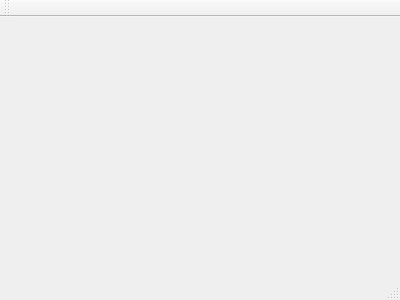
LACF-MIEEC/BasesDados, file mainwindow.ui: the form before one commit.
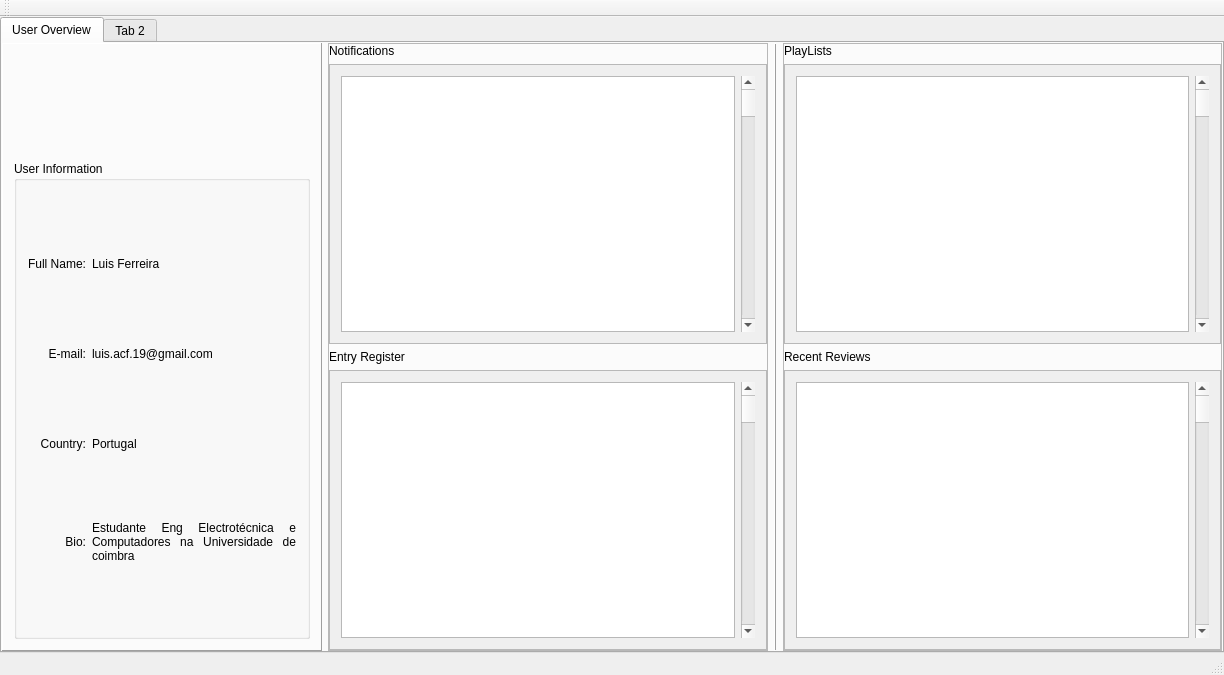
The form after the commit. Icons and pictures are not drawn.

Patch:
```diff
--- a/mainwindow.ui
+++ b/mainwindow.ui
@@ -1,24 +1,578 @@
 <ui version="4.0">
  <class>MainWindow</class>
- <widget class="QMainWindow" name="MainWindow" >
-  <property name="geometry" >
+ <widget class="QMainWindow" name="MainWindow">
+  <property name="geometry">
    <rect>
     <x>0</x>
     <y>0</y>
-    <width>400</width>
-    <height>300</height>
+    <width>1224</width>
+    <height>675</height>
    </rect>
   </property>
   <property name="windowTitle" >
    <string>MainWindow</string>
   </property>
-  <widget class="QMenuBar" name="menuBar" />
-  <widget class="QToolBar" name="mainToolBar" />
-  <widget class="QWidget" name="centralWidget" />
-  <widget class="QStatusBar" name="statusBar" />
+  <widget class="QWidget" name="centralWidget">
+   <layout class="QGridLayout" name="gridLayout">
+    <property name="leftMargin">
+     <number>0</number>
+    </property>
+    <property name="topMargin">
+     <number>0</number>
+    </property>
+    <property name="rightMargin">
+     <number>0</number>
+    </property>
+    <property name="bottomMargin">
+     <number>0</number>
+    </property>
+    <item row="0" column="0">
+     <widget class="QTabWidget" name="tabWidget">
+      <property name="currentIndex">
+       <number>0</number>
+      </property>
+      <widget class="QWidget" name="OverviewTab">
+       <attribute name="title">
+        <string>User Overview</string>
+       </attribute>
+       <layout class="QGridLayout" name="gridLayout_2">
+        <property name="leftMargin">
+         <number>0</number>
+        </property>
+        <property name="topMargin">
+         <number>0</number>
+        </property>
+        <property name="rightMargin">
+         <number>0</number>
+        </property>
+        <property name="bottomMargin">
+         <number>0</number>
+        </property>
+        <item row="0" column="3">
+         <widget class="QFrame" name="frame">
+          <property name="sizePolicy">
+           <sizepolicy hsizetype="Expanding" vsizetype="Expanding">
+            <horstretch>0</horstretch>
+            <verstretch>0</verstretch>
+           </sizepolicy>
+          </property>
+          <property name="frameShape">
+           <enum>QFrame::StyledPanel</enum>
+          </property>
+          <property name="frameShadow">
+           <enum>QFrame::Raised</enum>
+          </property>
+          <layout class="QGridLayout" name="gridLayout_10">
+           <property name="leftMargin">
+            <number>0</number>
+           </property>
+           <property name="topMargin">
+            <number>0</number>
+           </property>
+           <property name="rightMargin">
+            <number>0</number>
+           </property>
+           <property name="bottomMargin">
+            <number>0</number>
+           </property>
+           <item row="0" column="0">
+            <layout class="QVBoxLayout" name="verticalLayout_2">
+             <item>
+              <widget class="QLabel" name="PlayListLabel">
+               <property name="sizePolicy">
+                <sizepolicy hsizetype="MinimumExpanding" vsizetype="Preferred">
+                 <horstretch>0</horstretch>
+                 <verstretch>0</verstretch>
+                </sizepolicy>
+               </property>
+               <property name="text">
+                <string>PlayLists</string>
+               </property>
+              </widget>
+             </item>
+             <item>
+              <widget class="QScrollArea" name="NotificationsScrol_2">
+               <property name="widgetResizable">
+                <bool>true</bool>
+               </property>
+               <widget class="QWidget" name="scrollAreaWidgetContents_4">
+                <property name="geometry">
+                 <rect>
+                  <x>0</x>
+                  <y>0</y>
+                  <width>432</width>
+                  <height>283</height>
+                 </rect>
+                </property>
+                <layout class="QGridLayout" name="gridLayout_8">
+                 <item row="0" column="0">
+                  <widget class="QTableView" name="NotifTableView_2"/>
+                 </item>
+                 <item row="0" column="1">
+                  <widget class="QScrollBar" name="verticalScrollBar_3">
+                   <property name="tracking">
+                    <bool>true</bool>
+                   </property>
+                   <property name="orientation">
+                    <enum>Qt::Vertical</enum>
+                   </property>
+                   <property name="invertedAppearance">
+                    <bool>false</bool>
+                   </property>
+                  </widget>
+                 </item>
+                </layout>
+               </widget>
+              </widget>
+             </item>
+             <item>
+              <widget class="QLabel" name="RegLabel_2">
+               <property name="text">
+                <string>Recent Reviews</string>
+               </property>
+              </widget>
+             </item>
+             <item>
+              <widget class="QScrollArea" name="RegisterScrol_2">
+               <property name="widgetResizable">
+                <bool>true</bool>
+               </property>
+               <widget class="QWidget" name="scrollAreaWidgetContents_5">
+                <property name="geometry">
+                 <rect>
+                  <x>0</x>
+                  <y>0</y>
+                  <width>432</width>
+                  <height>282</height>
+                 </rect>
+                </property>
+                <layout class="QGridLayout" name="gridLayout_9">
+                 <item row="0" column="0">
+                  <widget class="QTableView" name="Reg_2"/>
+                 </item>
+                 <item row="0" column="1">
+                  <widget class="QScrollBar" name="verticalScrollBar_4">
+                   <property name="orientation">
+                    <enum>Qt::Vertical</enum>
+                   </property>
+                  </widget>
+                 </item>
+                </layout>
+               </widget>
+              </widget>
+             </item>
+            </layout>
+           </item>
+          </layout>
+         </widget>
+        </item>
+        <item row="0" column="1">
+         <widget class="QFrame" name="UpdatesFrame">
+          <property name="frameShape">
+           <enum>QFrame::StyledPanel</enum>
+          </property>
+          <property name="frameShadow">
+           <enum>QFrame::Raised</enum>
+          </property>
+          <layout class="QGridLayout" name="gridLayout_7">
+           <property name="leftMargin">
+            <number>0</number>
+           </property>
+           <property name="topMargin">
+            <number>0</number>
+           </property>
+           <property name="rightMargin">
+            <number>0</number>
+           </property>
+           <property name="bottomMargin">
+            <number>0</number>
+           </property>
+           <item row="0" column="0">
+            <layout class="QVBoxLayout" name="verticalLayout">
+             <item>
+              <widget class="QLabel" name="NotifLabel">
+               <property name="sizePolicy">
+                <sizepolicy hsizetype="MinimumExpanding" vsizetype="Preferred">
+                 <horstretch>0</horstretch>
+                 <verstretch>0</verstretch>
+                </sizepolicy>
+               </property>
+               <property name="text">
+                <string>Notifications</string>
+               </property>
+              </widget>
+             </item>
+             <item>
+              <widget class="QScrollArea" name="NotificationsScrol">
+               <property name="widgetResizable">
+                <bool>true</bool>
+               </property>
+               <widget class="QWidget" name="scrollAreaWidgetContents_3">
+                <property name="geometry">
+                 <rect>
+                  <x>0</x>
+                  <y>0</y>
+                  <width>433</width>
+                  <height>283</height>
+                 </rect>
+                </property>
+                <layout class="QGridLayout" name="gridLayout_5">
+                 <item row="0" column="0">
+                  <widget class="QTableView" name="NotifTableView"/>
+                 </item>
+                 <item row="0" column="1">
+                  <widget class="QScrollBar" name="verticalScrollBar">
+                   <property name="tracking">
+                    <bool>true</bool>
+                   </property>
+                   <property name="orientation">
+                    <enum>Qt::Vertical</enum>
+                   </property>
+                   <property name="invertedAppearance">
+                    <bool>false</bool>
+                   </property>
+                  </widget>
+                 </item>
+                </layout>
+               </widget>
+              </widget>
+             </item>
+             <item>
+              <widget class="QLabel" name="RegLabel">
+               <property name="text">
+                <string>Entry Register</string>
+               </property>
+              </widget>
+             </item>
+             <item>
+              <widget class="QScrollArea" name="RegisterScrol">
+               <property name="widgetResizable">
+                <bool>true</bool>
+               </property>
+               <widget class="QWidget" name="scrollAreaWidgetContents_2">
+                <property name="geometry">
+                 <rect>
+                  <x>0</x>
+                  <y>0</y>
+                  <width>433</width>
+                  <height>282</height>
+                 </rect>
+                </property>
+                <layout class="QGridLayout" name="gridLayout_6">
+                 <item row="0" column="0">
+                  <widget class="QTableView" name="Reg"/>
+                 </item>
+                 <item row="0" column="1">
+                  <widget class="QScrollBar" name="verticalScrollBar_2">
+                   <property name="orientation">
+                    <enum>Qt::Vertical</enum>
+                   </property>
+                  </widget>
+                 </item>
+                </layout>
+               </widget>
+              </widget>
+             </item>
+            </layout>
+           </item>
+          </layout>
+         </widget>
+        </item>
+        <item row="0" column="0">
+         <widget class="QFrame" name="UserFrame">
+          <property name="sizePolicy">
+           <sizepolicy hsizetype="Expanding" vsizetype="Expanding">
+            <horstretch>0</horstretch>
+            <verstretch>0</verstretch>
+           </sizepolicy>
+          </property>
+          <property name="maximumSize">
+           <size>
+            <width>320</width>
+            <height>16777215</height>
+           </size>
+          </property>
+          <property name="frameShape">
+           <enum>QFrame::Panel</enum>
+          </property>
+          <property name="frameShadow">
+           <enum>QFrame::Raised</enum>
+          </property>
+          <layout class="QGridLayout" name="gridLayout_4">
+           <item row="2" column="0">
+            <widget class="QGroupBox" name="UserInfoBox">
+             <property name="sizePolicy">
+              <sizepolicy hsizetype="Preferred" vsizetype="Expanding">
+               <horstretch>0</horstretch>
+               <verstretch>0</verstretch>
+              </sizepolicy>
+             </property>
+             <property name="title">
+              <string>User Information</string>
+             </property>
+             <layout class="QGridLayout" name="gridLayout_3">
+              <item row="1" column="0">
+               <widget class="QLabel" name="nameLabel">
+                <property name="sizePolicy">
+                 <sizepolicy hsizetype="Minimum" vsizetype="Fixed">
+                  <horstretch>0</horstretch>
+                  <verstretch>0</verstretch>
+                 </sizepolicy>
+                </property>
+                <property name="minimumSize">
+                 <size>
+                  <width>50</width>
+                  <height>25</height>
+                 </size>
+                </property>
+                <property name="text">
+                 <string>Full Name:</string>
+                </property>
+                <property name="alignment">
+                 <set>Qt::AlignRight|Qt::AlignTrailing|Qt::AlignVCenter</set>
+                </property>
+               </widget>
+              </item>
+              <item row="1" column="1">
+               <widget class="QLabel" name="Name">
+                <property name="sizePolicy">
+                 <sizepolicy hsizetype="Expanding" vsizetype="Fixed">
+                  <horstretch>0</horstretch>
+                  <verstretch>0</verstretch>
+                 </sizepolicy>
+                </property>
+                <property name="minimumSize">
+                 <size>
+                  <width>100</width>
+                  <height>25</height>
+                 </size>
+                </property>
+                <property name="text">
+                 <string>Luis Ferreira</string>
+                </property>
+                <property name="wordWrap">
+                 <bool>true</bool>
+                </property>
+               </widget>
+              </item>
+              <item row="2" column="0">
+               <widget class="QLabel" name="emailLabel">
+                <property name="sizePolicy">
+                 <sizepolicy hsizetype="Minimum" vsizetype="Fixed">
+                  <horstretch>0</horstretch>
+                  <verstretch>0</verstretch>
+                 </sizepolicy>
+                </property>
+                <property name="minimumSize">
+                 <size>
+                  <width>50</width>
+                  <height>25</height>
+                 </size>
+                </property>
+                <property name="text">
+                 <string>E-mail:</string>
+                </property>
+                <property name="alignment">
+                 <set>Qt::AlignRight|Qt::AlignTrailing|Qt::AlignVCenter</set>
+                </property>
+               </widget>
+              </item>
+              <item row="2" column="1">
+               <widget class="QLabel" name="email">
+                <property name="sizePolicy">
+                 <sizepolicy hsizetype="Expanding" vsizetype="Fixed">
+                  <horstretch>0</horstretch>
+                  <verstretch>0</verstretch>
+                 </sizepolicy>
+                </property>
+                <property name="minimumSize">
+                 <size>
+                  <width>100</width>
+                  <height>25</height>
+                 </size>
+                </property>
+                <property name="text">
+                 <string>luis.acf.19@gmail.com</string>
+                </property>
+                <property name="wordWrap">
+                 <bool>true</bool>
+                </property>
+               </widget>
+              </item>
+              <item row="3" column="0">
+               <widget class="QLabel" name="countryLabel">
+                <property name="sizePolicy">
+                 <sizepolicy hsizetype="Minimum" vsizetype="Fixed">
+                  <horstretch>0</horstretch>
+                  <verstretch>0</verstretch>
+                 </sizepolicy>
+                </property>
+                <property name="minimumSize">
+                 <size>
+                  <width>50</width>
+                  <height>25</height>
+                 </size>
+                </property>
+                <property name="text">
+                 <string>Country:</string>
+                </property>
+                <property name="alignment">
+                 <set>Qt::AlignRight|Qt::AlignTrailing|Qt::AlignVCenter</set>
+                </property>
+               </widget>
+              </item>
+              <item row="3" column="1">
+               <widget class="QLabel" name="country">
+                <property name="sizePolicy">
+                 <sizepolicy hsizetype="Expanding" vsizetype="Fixed">
+                  <horstretch>0</horstretch>
+                  <verstretch>0</verstretch>
+                 </sizepolicy>
+                </property>
+                <property name="minimumSize">
+                 <size>
+                  <width>100</width>
+                  <height>25</height>
+                 </size>
+                </property>
+                <property name="text">
+                 <string>Portugal</string>
+                </property>
+                <property name="wordWrap">
+                 <bool>true</bool>
+                </property>
+               </widget>
+              </item>
+              <item row="4" column="0">
+               <widget class="QLabel" name="bioLabel">
+                <property name="sizePolicy">
+                 <sizepolicy hsizetype="Minimum" vsizetype="Fixed">
+                  <horstretch>0</horstretch>
+                  <verstretch>0</verstretch>
+                 </sizepolicy>
+                </property>
+                <property name="minimumSize">
+                 <size>
+                  <width>50</width>
+                  <height>25</height>
+                 </size>
+                </property>
+                <property name="text">
+                 <string>Bio:</string>
+                </property>
+                <property name="alignment">
+                 <set>Qt::AlignRight|Qt::AlignTrailing|Qt::AlignVCenter</set>
+                </property>
+               </widget>
+              </item>
+              <item row="4" column="1">
+               <widget class="QLabel" name="bio">
+                <property name="sizePolicy">
+                 <sizepolicy hsizetype="Expanding" vsizetype="Fixed">
+                  <horstretch>0</horstretch>
+                  <verstretch>0</verstretch>
+                 </sizepolicy>
+                </property>
+                <property name="minimumSize">
+                 <size>
+                  <width>100</width>
+                  <height>25</height>
+                 </size>
+                </property>
+                <property name="text">
+                 <string>Estudante Eng Electrotécnica e Computadores na Universidade de coimbra</string>
+                </property>
+                <property name="textFormat">
+                 <enum>Qt::RichText</enum>
+                </property>
+                <property name="scaledContents">
+                 <bool>false</bool>
+                </property>
+                <property name="alignment">
+                 <set>Qt::AlignJustify|Qt::AlignVCenter</set>
+                </property>
+                <property name="wordWrap">
+                 <bool>true</bool>
+                </property>
+               </widget>
+              </item>
+             </layout>
+            </widget>
+           </item>
+           <item row="1" column="0">
+            <widget class="QLabel" name="UserPic">
+             <property name="sizePolicy">
+              <sizepolicy hsizetype="Maximum" vsizetype="Fixed">
+               <horstretch>0</horstretch>
+               <verstretch>0</verstretch>
+              </sizepolicy>
+             </property>
+             <property name="minimumSize">
+              <size>
+               <width>100</width>
+               <height>100</height>
+              </size>
+             </property>
+             <property name="maximumSize">
+              <size>
+               <width>300</width>
+               <height>300</height>
+              </size>
+             </property>
+             <property name="styleSheet">
+              <string notr="true"/>
+             </property>
+             <property name="text">
+              <string/>
+             </property>
+             <property name="pixmap">
+              <pixmap resource="resources.qrc">:/Icons/UserPic</pixmap>
+             </property>
+             <property name="scaledContents">
+              <bool>true</bool>
+             </property>
+             <property name="alignment">
+              <set>Qt::AlignCenter</set>
+             </property>
+            </widget>
+           </item>
+          </layout>
+         </widget>
+        </item>
+        <item row="0" column="2">
+         <widget class="Line" name="line">
+          <property name="frameShadow">
+           <enum>QFrame::Raised</enum>
+          </property>
+          <property name="orientation">
+           <enum>Qt::Vertical</enum>
+          </property>
+         </widget>
+        </item>
+       </layout>
+      </widget>
+      <widget class="QWidget" name="tab_2">
+       <attribute name="title">
+        <string>Tab 2</string>
+       </attribute>
+      </widget>
+     </widget>
+    </item>
+   </layout>
+  </widget>
+  <widget class="QToolBar" name="mainToolBar">
+   <attribute name="toolBarArea">
+    <enum>TopToolBarArea</enum>
+   </attribute>
+   <attribute name="toolBarBreak">
+    <bool>false</bool>
+   </attribute>
+  </widget>
+  <widget class="QStatusBar" name="statusBar"/>
  </widget>
- <layoutDefault spacing="6" margin="11" />
- <pixmapfunction></pixmapfunction>
- <resources/>
+ <layoutdefault spacing="6" margin="11"/>
+ <resources>
+  <include location="resources.qrc"/>
+ </resources>
  <connections/>
 </ui>
```
Left out of the diff: 3 changed lines with no effect on the pictures.
